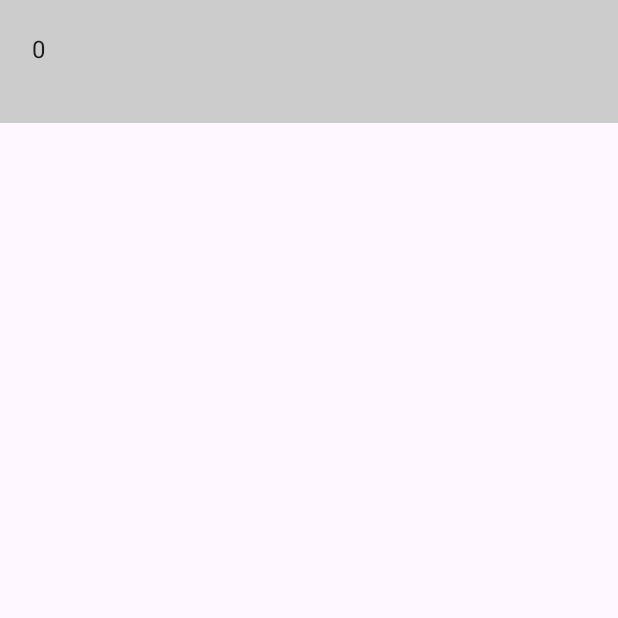
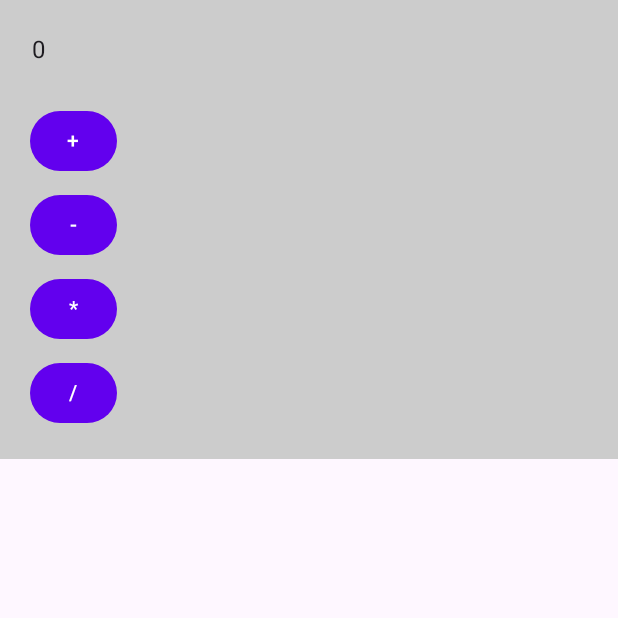
Before and after one commit to SumanHumagain/MultiCalculator_Cambrian, an Android app built with Jetpack Compose: the composable CalcView shown on its own in the app's theme, on a phone screen of 412 x 824 dp, the top half of it. Run offline under Robolectric (Android 15) with nearby library versions, the phone set to English and light mode, and no system bars.

Commit message:
Added operators

```diff
--- a/androidApp/src/main/java/com/example/multicalculator/android/MainActivity.kt
+++ b/androidApp/src/main/java/com/example/multicalculator/android/MainActivity.kt
@@ -63,6 +63,14 @@ fun CalcView() {
             CalcDisplay(display = displayText)
         }
 
+        Row {
+            Column {
+                CalcOperationButton(operation = "+", display = displayText)
+                CalcOperationButton(operation = "-", display = displayText)
+                CalcOperationButton(operation = "*", display = displayText)
+                CalcOperationButton(operation = "/", display = displayText)
+            }
+        }
     }
 }
 
```
